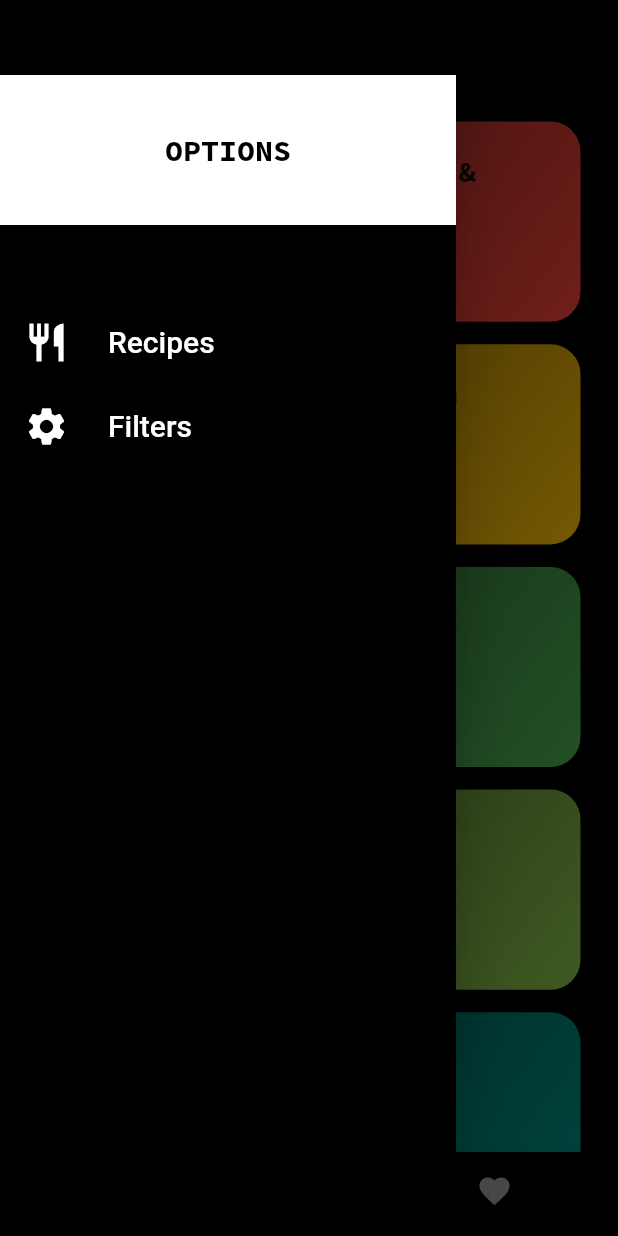
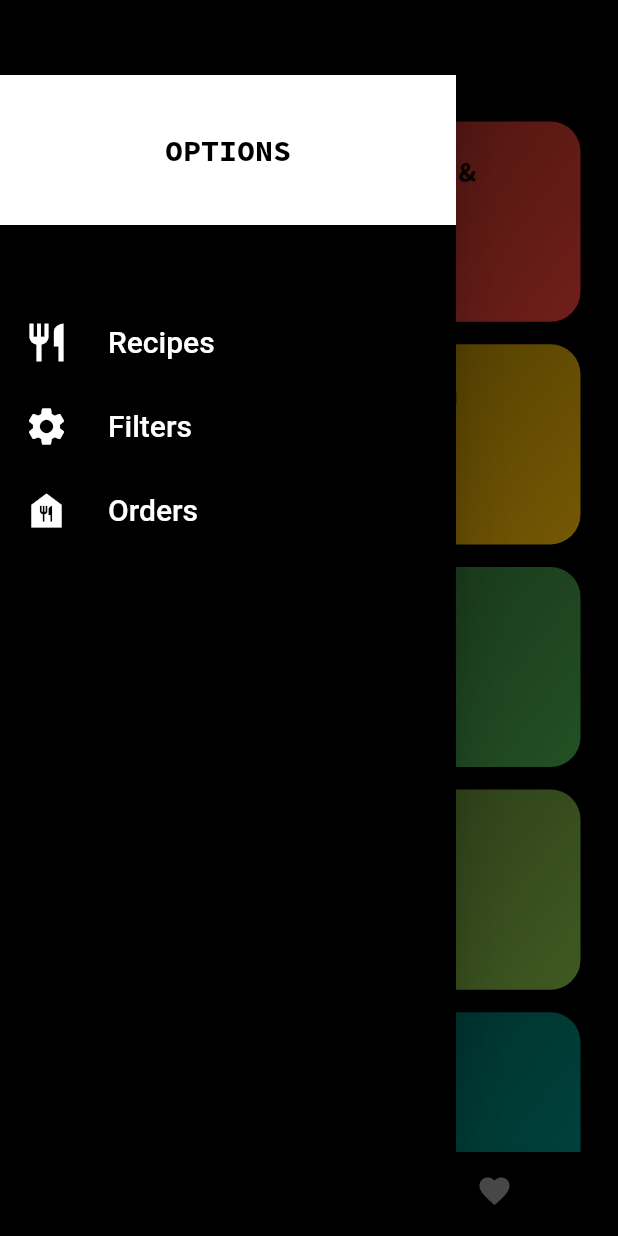
Before and after one commit to xziztt/HM_Flutter, a Flutter app: the screen it shows after launch, with the side drawer open, on a phone screen of 412 x 824 dp. Run offline on Flutter 3.47's test engine with Material 2 defaults, Android fonts, the phone set to English and light mode, and no system bars.

Commit message:
Added option for ordering the food

```diff
--- a/lib/main.dart
+++ b/lib/main.dart
@@ -22,6 +22,7 @@ class MyApp extends StatefulWidget {
 }
 
 class _MyAppState extends State<MyApp> {
+  List<Meal> orderedMeals = [];
   Map<String, bool> _filterValues = {
     "gluten": false,
     "lactose": false,
@@ -72,9 +73,9 @@ class _MyAppState extends State<MyApp> {
       initialRoute: '/',
       routes: {
         PerCategory.routeName: (context) => PerCategory(_availableMeals),
-        MealsInfo.routeName: (context) => MealsInfo(),
+        MealsInfo.routeName: (context) => MealsInfo(orderedMeals),
         Filters.routeName: (context) => Filters(_setFilter, _filterValues),
-        OrderedScreen.routeName: (context) => OrderedScreen(),
+        OrderedScreen.routeName: (context) => OrderedScreen(orderedMeals),
       },
     );
   }
--- a/lib/widgets/drawer.dart
+++ b/lib/widgets/drawer.dart
@@ -44,14 +44,21 @@ class MainDrawer extends StatelessWidget {
             "Recipes",
             Icons.restaurant,
             () {
-              Navigator.of(context).pushReplacementNamed("/");
+              Navigator.of(context).pushNamed("/");
             },
           ),
           buildListTile(
             "Filters",
             Icons.settings,
             () {
-              Navigator.of(context).pushReplacementNamed("/filters");
+              Navigator.of(context).pushNamed("/filters");
+            },
+          ),
+          buildListTile(
+            "Orders",
+            Icons.food_bank,
+            () {
+              Navigator.of(context).pushNamed("/ordered-screen");
             },
           ),
         ],
```
Also changed, not shown: lib/models/ordered_list.dart (added, +10 -0 lines), lib/widgets/mealsInfo.dart (+10 -2 lines), lib/widgets/order_list_builder.dart (added, +19 -0 lines), lib/widgets/ordered_screen.dart (+24 -1 lines), pubspec.lock.
